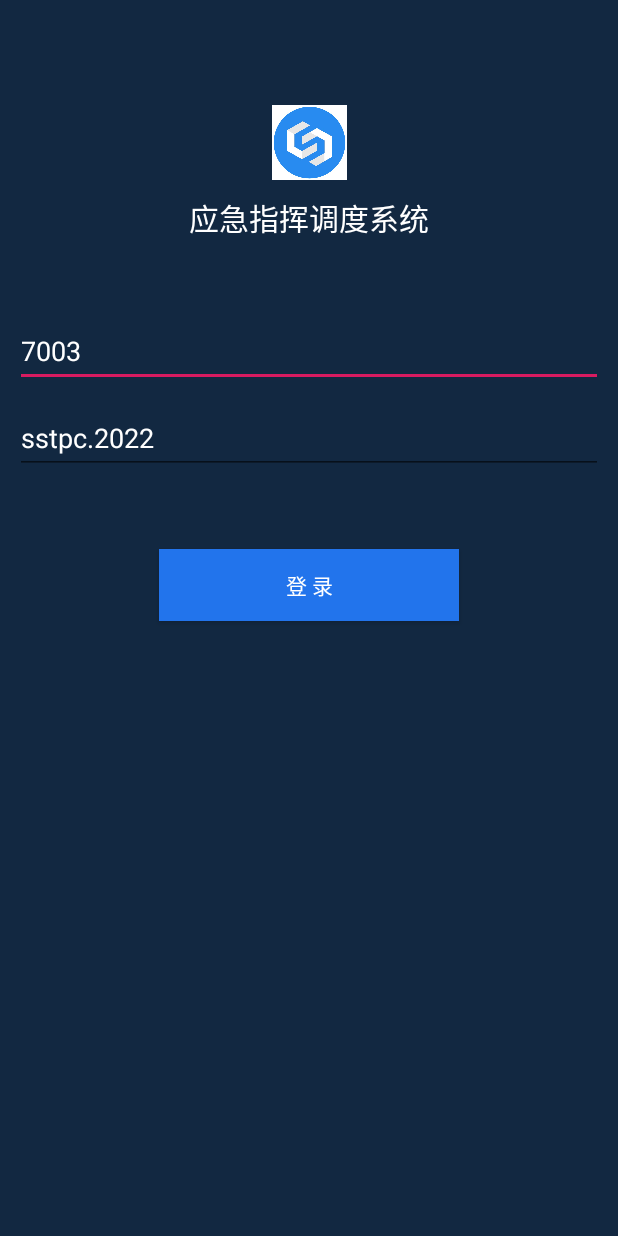
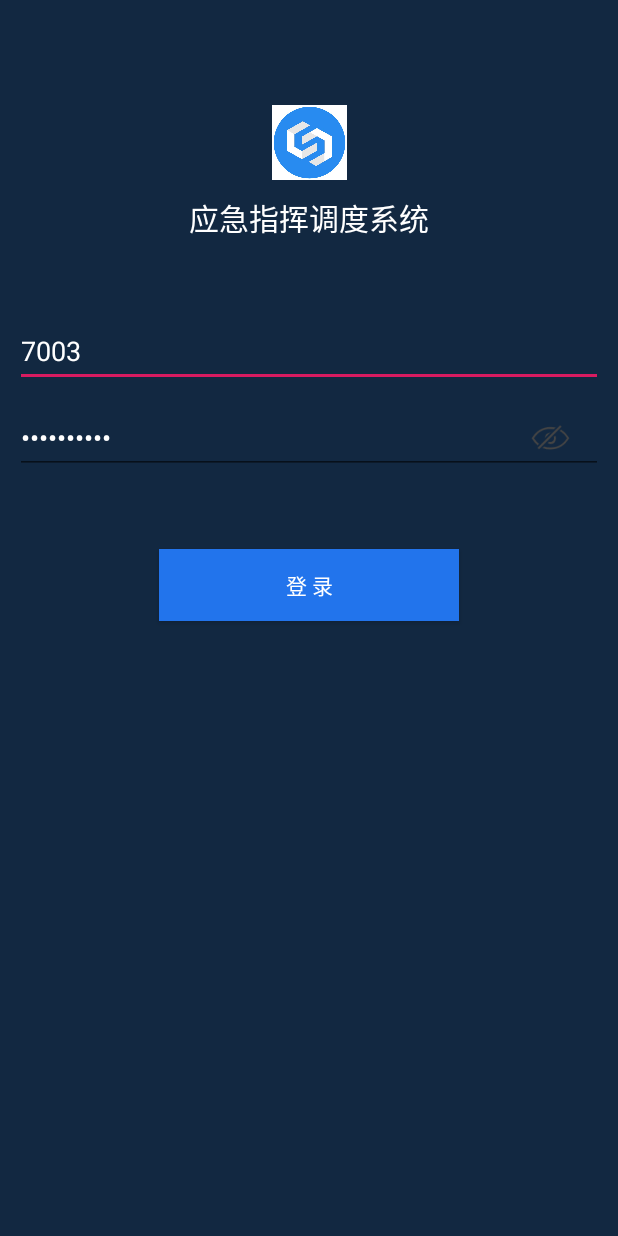
Before and after one commit to wanzz008/ScooperDemo, an Android app: the screen it shows after launch (MainActivity), after a tap on "登 录", on a phone screen of 412 x 824 dp. Run offline under Robolectric (Android 15) with nearby library versions, the phone set to English and light mode, and no system bars; libraries missing offline, so code that uses them is left out: cn.scooper.sc_uni_app, cn.showclear.sc_sip, scooper.cn.sc_base; 8 statements that could not run were skipped; 1 other tap on this screen came first.

Commit message:
修改ui

```diff
--- a/app/src/main/java/com/example/scooperdemo/MainActivity.java
+++ b/app/src/main/java/com/example/scooperdemo/MainActivity.java
@@ -9,10 +9,13 @@ import android.os.Bundle;
 import android.os.Handler;
 import android.os.Looper;
 import android.support.v7.app.AppCompatActivity;
+import android.text.method.HideReturnsTransformationMethod;
+import android.text.method.PasswordTransformationMethod;
 import android.util.Log;
 import android.view.View;
 import android.widget.Button;
 import android.widget.EditText;
+import android.widget.ImageView;
 import android.widget.Toast;
 
 import cn.scooper.sc_uni_app.SipManager;
@@ -30,6 +33,7 @@ public class MainActivity extends AppCompatActivity {
 
     Handler mHandler = new Handler(Looper.getMainLooper());
 
+    boolean isEyeClose = false;
     @Override
     protected void onCreate(Bundle savedInstanceState) {
         super.onCreate(savedInstanceState);
@@ -39,6 +43,22 @@ public class MainActivity extends AppCompatActivity {
 
         et_user=findViewById(R.id.et_user);
         et_pwd=findViewById(R.id.et_pwd);
+
+        final ImageView ivEye = findViewById(R.id.iv_eye);
+        ivEye .setOnClickListener(new View.OnClickListener() {
+            @Override
+            public void onClick(View v) {
+                isEyeClose = !isEyeClose ;
+                if (isEyeClose) {
+                    ivEye.setImageResource(R.drawable.eye_close);
+                    et_pwd.setTransformationMethod(PasswordTransformationMethod.getInstance());
+                } else {
+                    ivEye.setImageResource(R.drawable.eye_show);
+                    et_pwd.setTransformationMethod (HideReturnsTransformationMethod.getInstance());
+                }
+//                et_pwd.setSelection(etPassword.text?.length?:0)
+            }
+        });
 
         //登录
         btnLogin = findViewById(R.id.btn_login);
--- a/app/src/main/res/layout/activity_main.xml
+++ b/app/src/main/res/layout/activity_main.xml
@@ -84,6 +84,17 @@
         app:layout_constraintRight_toRightOf="parent"
         app:layout_constraintTop_toBottomOf="@id/et_user"/>
 
+    <ImageView
+        android:id="@+id/iv_eye"
+        android:src="@drawable/eye_show"
+        android:layout_width="30dp"
+        android:layout_height="30dp"
+        android:layout_marginRight="20dp"
+        app:layout_constraintRight_toRightOf="parent"
+        app:layout_constraintTop_toTopOf="@+id/et_pwd"
+        app:layout_constraintBottom_toBottomOf="@+id/et_pwd"
+        />
+
     <Button
         android:id="@+id/btn_login"
         android:layout_width="200dp"
```
Also changed, not shown: app/src/main/res/drawable/eye_close.png (added), app/src/main/res/drawable/eye_show.png (added).
